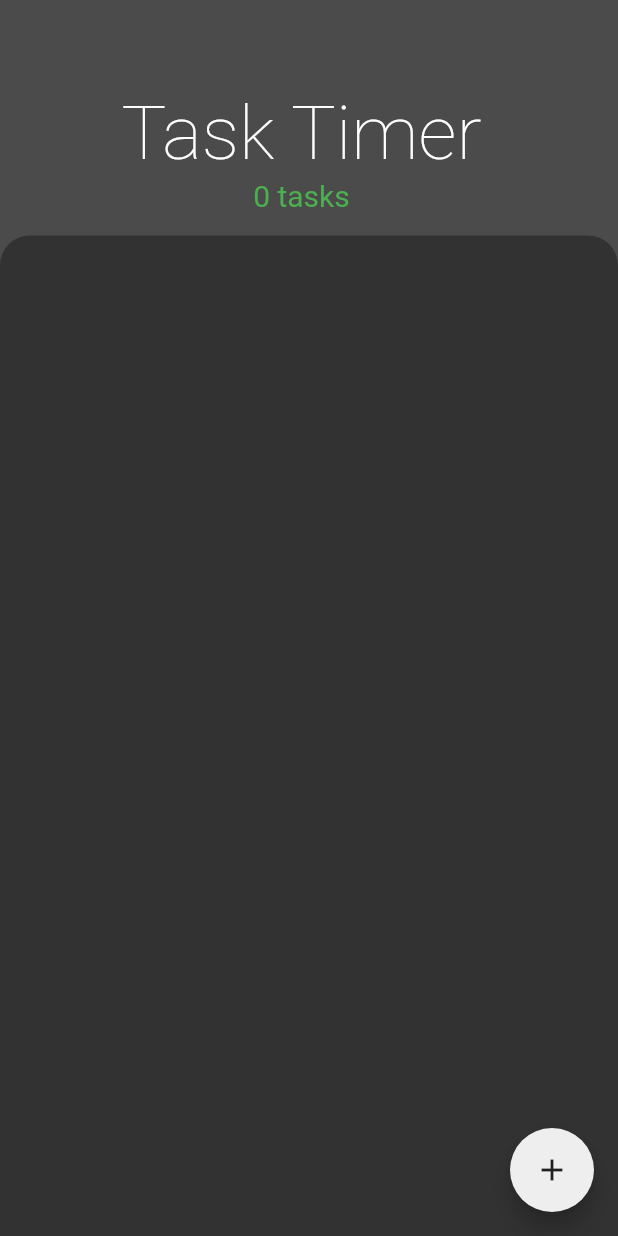
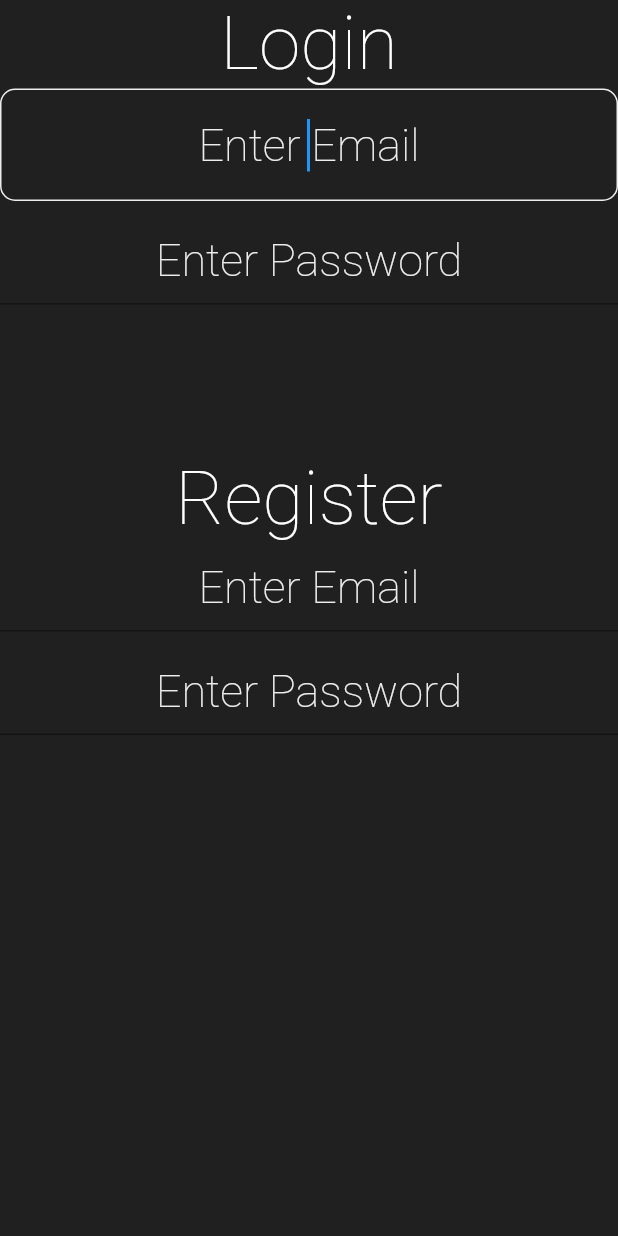
Before and after one commit to nikiforov5000/task_timer, a Flutter app: the screen it shows after launch, on a phone screen of 412 x 824 dp. Run offline on Flutter 3.47's test engine with Material 2 defaults, Android fonts, the phone set to English and light mode, and no system bars; our stand-ins replace hive, hive_flutter, pie_chart; missing offline and left inert: duration_picker, random_string_generator; accounts and stored records are empty.

Commit message:
simple auth screen

```diff
--- a/lib/constants.dart
+++ b/lib/constants.dart
@@ -12,6 +12,11 @@ const kEnabledTaskTitleTextStyle = TextStyle(
 TextStyle kDisabledTaskTitleTextStyle = kEnabledTaskTitleTextStyle.copyWith(
   color: kSemiLightGreyColor,
 );
+
+const kLoginHeaderTextStyle = TextStyle(
+    color: Colors.white,
+    fontSize: 50.0,
+    fontWeight: FontWeight.w100);
 
 const kDarkGreyColor = Color(0xff202020);
 const kSemiDarkGreyColor = Color(0xff323232);
--- a/lib/main.dart
+++ b/lib/main.dart
@@ -2,6 +2,7 @@ import 'package:flutter/material.dart';
 import 'package:hive_flutter/hive_flutter.dart';
 import 'package:provider/provider.dart';
 import 'package:totoey/models/task_data.dart';
+import 'package:totoey/screens/auth_screen.dart';
 import 'package:totoey/screens/tasks_screen.dart';
 
 import 'durationAdapter.dart';
@@ -26,7 +27,7 @@ class MyApp extends StatelessWidget {
     return ChangeNotifierProvider(
       create: (context) => TaskData(),
       child: MaterialApp(
-        home: TasksScreen(),
+        home: AuthScreen(),
       ),
     );
   }
--- /dev/null
+++ b/lib/screens/auth_screen.dart
@@ -0,0 +1,128 @@
+import 'package:flutter/material.dart';
+
+import '../constants.dart';
+
+class AuthScreen extends StatelessWidget {
+  late String email;
+  late String password;
+
+  @override
+  Widget build(BuildContext context) {
+    TextEditingController controllerLogin = TextEditingController();
+    TextEditingController controllerRegister = TextEditingController();
+    return Scaffold(
+      body: Container(
+        color: kDarkGreyColor,
+        child: SafeArea(
+          child: Column(
+            children: [
+              Text('Login', style: kLoginHeaderTextStyle,),
+              TextField(
+                // controller: controllerLogin,
+                onChanged: (value) {
+                  email = value;
+                },
+                textAlign: TextAlign.center,
+                autofocus: true,
+                style: TextStyle(
+                  fontSize: 30,
+                  color: Colors.white,
+                ),
+                decoration: InputDecoration(
+                  focusedBorder: OutlineInputBorder(
+                      borderRadius: BorderRadius.circular(10),
+                      borderSide: BorderSide(
+                        width: 1,
+                        color: kLightGreyColor,
+                      )),
+                  hintText: 'Enter Email',
+                  hintStyle: TextStyle(
+                      color: kLightGreyColor, fontWeight: FontWeight.w100),
+                ),
+              ),
+              SizedBox(height: 10.0,),
+              TextField(
+                // controller: controllerLogin,
+                obscureText: true,
+
+                onChanged: (value) {
+                  password = value;
+                },
+                textAlign: TextAlign.center,
+                autofocus: true,
+                style: TextStyle(
+                  fontSize: 30,
+                  color: Colors.white,
+                ),
+                decoration: InputDecoration(
+                  focusedBorder: OutlineInputBorder(
+                      borderRadius: BorderRadius.circular(10),
+                      borderSide: BorderSide(
+                        width: 1,
+                        color: kLightGreyColor,
+                      )),
+                  hintText: 'Enter Password',
+                  hintStyle: TextStyle(
+                      color: kLightGreyColor, fontWeight: FontWeight.w100),
+                ),
+              ),
+
+              SizedBox(height: 100,),
+
+              Text('Register', style: kLoginHeaderTextStyle,),
+              TextField(
+                // controller: controllerLogin,
+                onChanged: (value) {
+                  email = value;
+                },
+                textAlign: TextAlign.center,
+                autofocus: true,
+                style: TextStyle(
+                  fontSize: 30,
+                  color: Colors.white,
+                ),
+                decoration: InputDecoration(
+                  focusedBorder: OutlineInputBorder(
+                      borderRadius: BorderRadius.circular(10),
+                      borderSide: BorderSide(
+                        width: 1,
+                        color: kLightGreyColor,
+                      )),
+                  hintText: 'Enter Email',
+                  hintStyle: TextStyle(
+                      color: kLightGreyColor, fontWeight: FontWeight.w100),
+                ),
+              ),
+              SizedBox(height: 10.0,),
+              TextField(
+                // controller: controllerLogin,
+                obscureText: true,
+
+                onChanged: (value) {
+                  password = value;
+                },
+                textAlign: TextAlign.center,
+                autofocus: true,
+                style: TextStyle(
+                  fontSize: 30,
+                  color: Colors.white,
+                ),
+                decoration: InputDecoration(
+                  focusedBorder: OutlineInputBorder(
+                      borderRadius: BorderRadius.circular(10),
+                      borderSide: BorderSide(
+                        width: 1,
+                        color: kLightGreyColor,
+                      )),
+                  hintText: 'Enter Password',
+                  hintStyle: TextStyle(
+                      color: kLightGreyColor, fontWeight: FontWeight.w100),
+                ),
+              ),
+            ],
+          ),
+        ),
+      ),
+    );
+  }
+}
--- a/lib/screens/tasks_screen.dart
+++ b/lib/screens/tasks_screen.dart
@@ -35,10 +35,7 @@ class TasksScreen extends StatelessWidget {
               children: <Widget>[
                 Text(
                   'Task Timer',
-                  style: TextStyle(
-                      color: Colors.white,
-                      fontSize: 50.0,
-                      fontWeight: FontWeight.w100),
+                  style: kLoginHeaderTextStyle,
                 ),
                 Text(
                   '${box.length} tasks',
```
